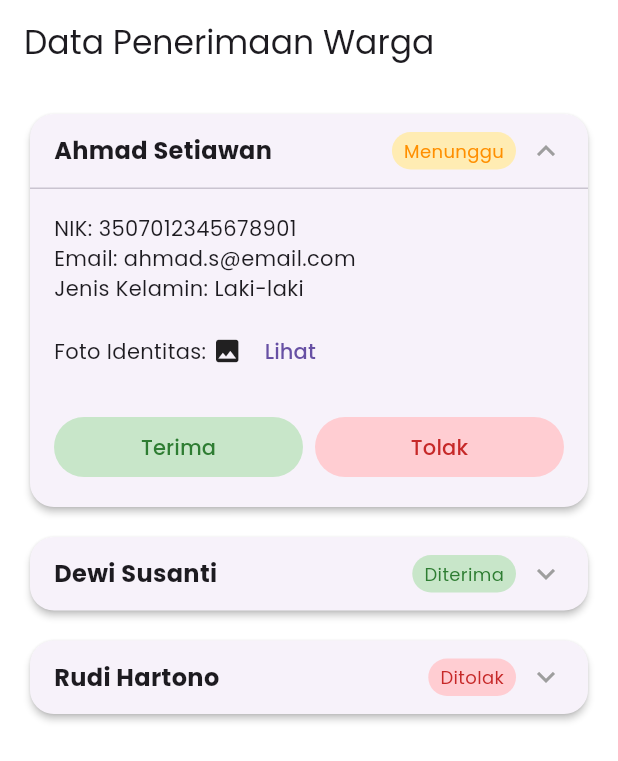
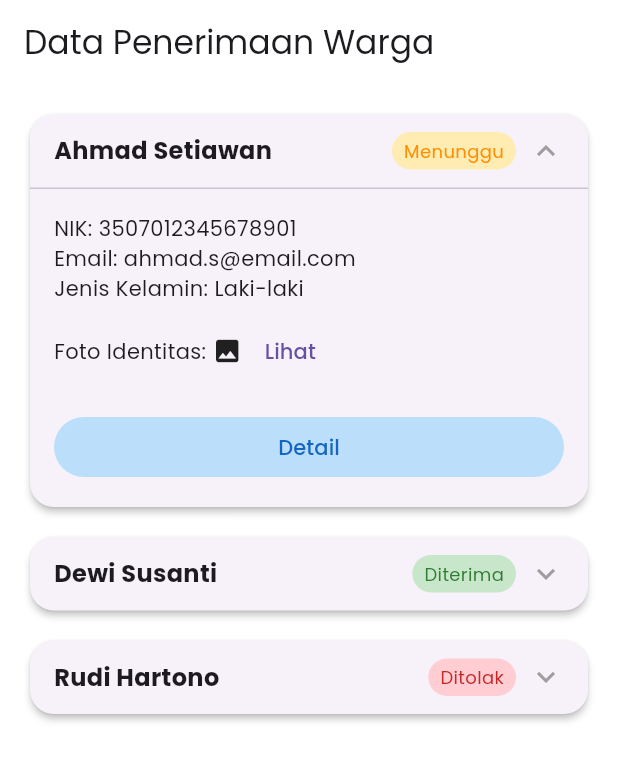
Before and after one commit to Mobile-AFIV/android_Jawara, a Flutter app: the PenerimaanWargaSection screen opened by its route, on a phone screen of 412 x 824 dp. Shown: the top 761 px of the screen. Run offline on Flutter 3.47's test engine with Material 3 defaults, Android fonts, the phone set to English and light mode, and no system bars; our stand-ins replace go_router, google_fonts, image_picker.

Commit message:
warga: section: Make penerimaan warga more dynamic * - Updated penerimaan_warga_dummy.dart to include dynamic data fields * - Modified penerimaan_warga_detail.dart to display dynamic content based on user input * - Enhanced penerimaan_warga_section.dart to fetch and render dynamic data
Signed-off-by: Firmank123 <firmankediri123@gmail.com>

```diff
--- a/lib/screens/warga/section/data/penerimaan_warga_dummy.dart
+++ b/lib/screens/warga/section/data/penerimaan_warga_dummy.dart
@@ -5,8 +5,9 @@ class PenerimaanWargaModel {
   final String nik;
   final String email;
   final String gender;
-  final String registrationStatus;
-  final MaterialColor statusColor;
+  String registrationStatus;
+  MaterialColor statusColor;
+  String? rejectionReason;
 
   PenerimaanWargaModel({
     required this.name,
@@ -15,6 +16,7 @@ class PenerimaanWargaModel {
     required this.gender,
     required this.registrationStatus,
     required this.statusColor,
+    this.rejectionReason,
   });
 }
 
@@ -43,6 +45,7 @@ class PenerimaanWargaDummy {
       gender: 'Laki-laki',
       registrationStatus: 'Ditolak',
       statusColor: Colors.red,
+      rejectionReason: 'Data tidak lengkap',
     ),
   ];
 }
--- a/lib/screens/warga/section/penerimaan_warga_section.dart
+++ b/lib/screens/warga/section/penerimaan_warga_section.dart
@@ -32,12 +32,7 @@ class _PenerimaanWargaSectionState extends State<PenerimaanWargaSection> {
         itemBuilder: (context, index) {
           final penerimaan = PenerimaanWargaDummy.dummyData[index];
           return _buildRegistrationCard(
-            name: penerimaan.name,
-            nik: penerimaan.nik,
-            email: penerimaan.email,
-            gender: penerimaan.gender,
-            registrationStatus: penerimaan.registrationStatus,
-            statusColor: penerimaan.statusColor,
+            penerimaan: penerimaan,
             isExpanded: _expandedList[index],
             index: index,
           );
@@ -70,7 +65,6 @@ class _PenerimaanWargaSectionState extends State<PenerimaanWargaSection> {
                   ],
                 ),
               ),
-              // const Padding(padding: EdgeInsets.all(16.0))
               Image.asset(
                 'assets/images/placeholder.png',
                 width: double.infinity,
@@ -103,13 +97,24 @@ class _PenerimaanWargaSectionState extends State<PenerimaanWargaSection> {
     );
   }
 
+  // Method to navigate to the detail page
+  void _navigateToDetail(int index, PenerimaanWargaModel penerimaan) async {
+    final result = await context.pushNamed(
+      'penerimaan_warga_detail',
+      queryParameters: {
+        'index': index.toString(),
+        'name': penerimaan.name,
+      },
+    );
+
+    // Refresh the list if returning with a refresh flag
+    if (result == true) {
+      setState(() {});
+    }
+  }
+
   Widget _buildRegistrationCard({
-    required String name,
-    required String nik,
-    required String email,
-    required String gender,
-    required String registrationStatus,
-    required MaterialColor statusColor,
+    required PenerimaanWargaModel penerimaan,
     required bool isExpanded,
     required int index,
   }) {
@@ -137,7 +142,7 @@ class _PenerimaanWargaSectionState extends State<PenerimaanWargaSection> {
                       crossAxisAlignment: CrossAxisAlignment.start,
                       children: [
                         Text(
-                          name,
+                          penerimaan.name,
                           style: const TextStyle(
                             fontWeight: FontWeight.bold,
                             fontSize: 16,
@@ -151,13 +156,13 @@ class _PenerimaanWargaSectionState extends State<PenerimaanWargaSection> {
                   Container(
                     padding: const EdgeInsets.symmetric(horizontal: 8, vertical: 4),
                     decoration: BoxDecoration(
-                      color: statusColor[100],
+                      color: penerimaan.statusColor[100],
                       borderRadius: BorderRadius.circular(16),
                     ),
                     child: Text(
-                      registrationStatus,
+                      penerimaan.registrationStatus,
                       style: TextStyle(
-                        color: statusColor[800],
+                        color: penerimaan.statusColor[800],
                         fontSize: 12,
                       ),
                     ),
@@ -183,9 +188,9 @@ class _PenerimaanWargaSectionState extends State<PenerimaanWargaSection> {
                     crossAxisAlignment: CrossAxisAlignment.start,
                     children: [
                       // Registration details
-                      Text("NIK: $nik"),
-                      Text("Email: $email"),
-                      Text("Jenis Kelamin: $gender"),
+                      Text("NIK: ${penerimaan.nik}"),
+                      Text("Email: ${penerimaan.email}"),
+                      Text("Jenis Kelamin: ${penerimaan.gender}"),
                       const SizedBox(height: 8),
                       Row(
                         children: [
@@ -201,49 +206,12 @@ class _PenerimaanWargaSectionState extends State<PenerimaanWargaSection> {
                         ],
                       ),
 
-                      // Action buttons
+                      // Detail button for all statuses
                       const SizedBox(height: 16),
-                      if (registrationStatus == 'Menunggu')
-                        Row(
-                          children: [
-                            Expanded(
-                              child: ElevatedButton(
-                                onPressed: () {},
-                                style: ElevatedButton.styleFrom(
-                                  backgroundColor: Colors.green[100],
-                                  foregroundColor: Colors.green[800],
-                                  elevation: 0,
-                                ),
-                                child: const Text('Terima'),
-                              ),
-                            ),
-                            const SizedBox(width: 8),
-                            Expanded(
-                              child: ElevatedButton(
-                                onPressed: () {},
-                                style: ElevatedButton.styleFrom(
-                                  backgroundColor: Colors.red[100],
-                                  foregroundColor: Colors.red[800],
-                                  elevation: 0,
-                                ),
-                                child: const Text('Tolak'),
-                              ),
-                            ),
-                          ],
-                        )
-                      else
                       SizedBox(
                         width: double.infinity,
                         child: ElevatedButton(
-                            onPressed: () {
-                              context.pushNamed(
-                                'penerimaan_warga_detail',
-                                queryParameters: {
-                                  'index': index.toString(),
-                                  'name': name,
-                                },
-                              );
-                            },
+                          onPressed: () => _navigateToDetail(index, penerimaan),
                           style: ElevatedButton.styleFrom(
                             backgroundColor: Colors.blue[100],
                             foregroundColor: Colors.blue[800],
```
Also changed, not shown: lib/screens/warga/section/detail/penerimaan_warga_detail.dart (+120 -15 lines). Lines whose indentation alone changed are shown as unchanged.
